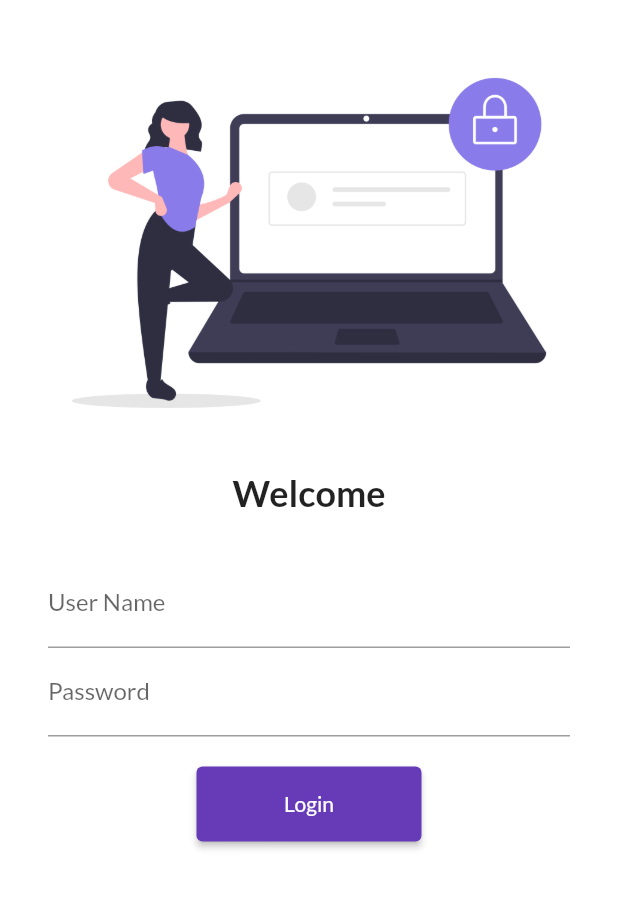
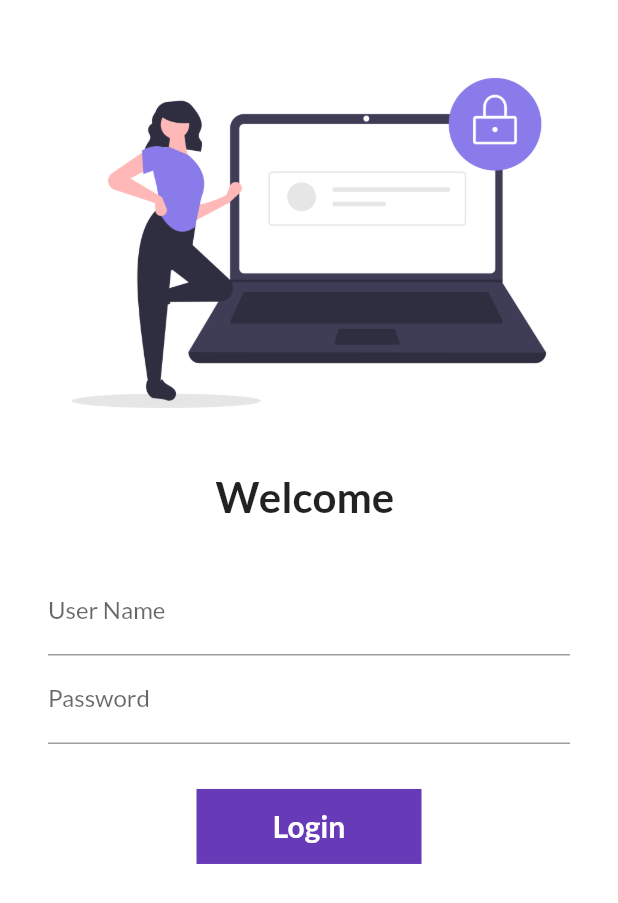
Before and after one commit to aptechite06/30daysflutter, a Flutter app: the screen it shows after launch, on a phone screen of 412 x 824 dp. Shown: the top 903 px of the screen. Run offline on Flutter 3.47's test engine with Material 2 defaults, Android fonts, the phone set to English and light mode, and no system bars; our stand-ins replace google_fonts.

Commit message:
day6 completed

```diff
--- a/lib/pages/login_page.dart
+++ b/lib/pages/login_page.dart
@@ -3,7 +3,15 @@ import 'dart:ui';
 import 'package:flutter/material.dart';
 import 'package:flutter_firstapp/utils/routes.dart';
 
-class LoginPage extends StatelessWidget {
+class LoginPage extends StatefulWidget {
+  @override
+  State<LoginPage> createState() => _LoginPageState();
+}
+
+class _LoginPageState extends State<LoginPage> {
+  String name = "";
+  bool changeButton = false;
+
   @override
   Widget build(BuildContext context) {
     return Material(
@@ -22,8 +30,8 @@ class LoginPage extends StatelessWidget {
                 height: 10.0,
               ),
               Text(
-                "Welcome",
-                style: TextStyle(fontSize: 24, fontWeight: FontWeight.bold),
+                "Welcome $name",
+                style: TextStyle(fontSize: 28, fontWeight: FontWeight.bold),
               ),
               SizedBox(
                 height: 20.0,
@@ -35,23 +43,63 @@ class LoginPage extends StatelessWidget {
                   children: [
                     TextFormField(
                         decoration: InputDecoration(
-                            hintText: "Enter UserName",
-                            labelText: "User Name")),
+                          hintText: "Enter UserName",
+                          labelText: "User Name",
+                        ),
+                        onChanged: (value) {
+                          name = value;
+                          setState(() {});
+                        }),
                     TextFormField(
                       decoration: InputDecoration(
                           hintText: "Enter Password", labelText: "Password"),
                       obscureText: true,
                     ),
                     SizedBox(
-                      height: 20.0,
+                      height: 30.0,
                     ),
-                    ElevatedButton(
-                      child: Text("Login"),
-                      style: TextButton.styleFrom(minimumSize: Size(150, 50)),
-                      onPressed: () {
+                    InkWell(
+                      onTap: () async {
+                        setState(() {
+                          changeButton = true;
+                        });
+
+                        await Future.delayed(Duration(seconds: 1));
                         Navigator.pushNamed(context, MyRoutes.homeRoute);
                       },
-                    )
+                      child: AnimatedContainer(
+                        duration: Duration(seconds: 1),
+                        width: changeButton ? 50 : 150,
+                        height: 50,
+                        alignment: Alignment.center,
+                        child: changeButton
+                            ? Icon(Icons.done, color: Colors.white)
+                            : Text(
+                                "Login",
+                                style: TextStyle(
+                                  color: Colors.white,
+                                  fontSize: 20,
+                                  fontWeight: FontWeight.bold,
+                                ),
+                              ),
+                        decoration: BoxDecoration(
+                            color:
+                                changeButton ? Colors.green : Colors.deepPurple,
+                            shape: changeButton
+                                ? BoxShape.circle
+                                : BoxShape.rectangle
+                            //borderRadius: BorderRadius.circular(8)
+                            ),
+                      ),
+                    ),
+
+                    // ElevatedButton(
+                    //   child: Text("Login"),
+                    //   style: TextButton.styleFrom(minimumSize: Size(150, 50)),
+                    //   onPressed: () {
+                    //     Navigator.pushNamed(context, MyRoutes.homeRoute);
+                    //   },
+                    // )
                   ],
                 ),
               )
```
